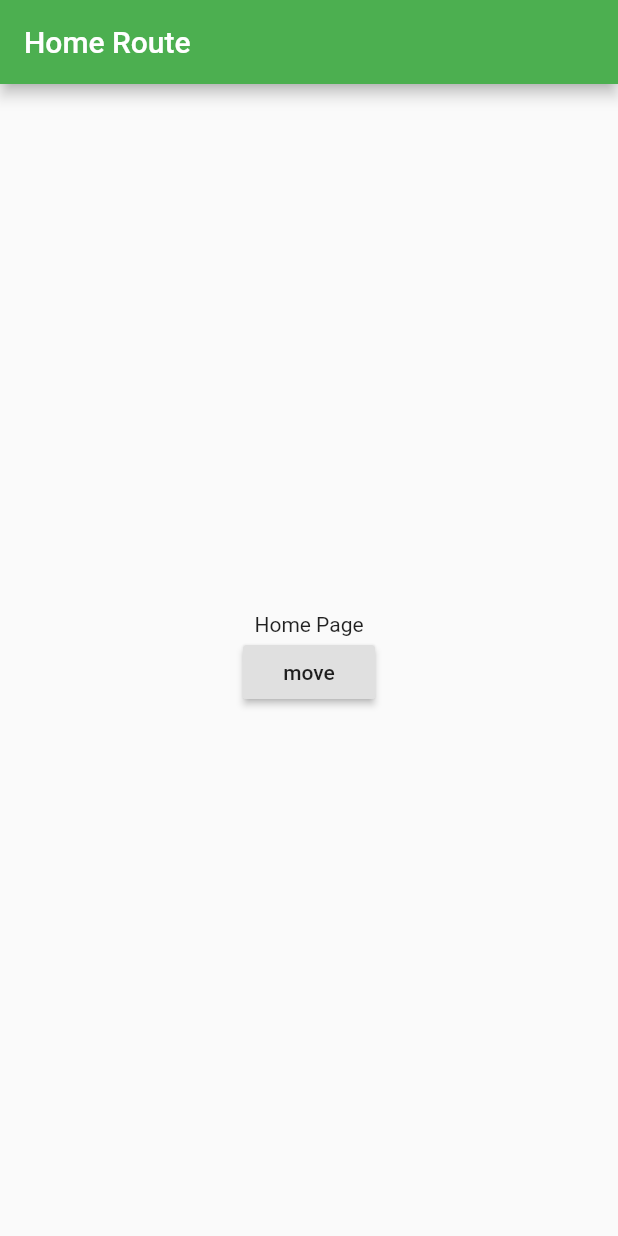
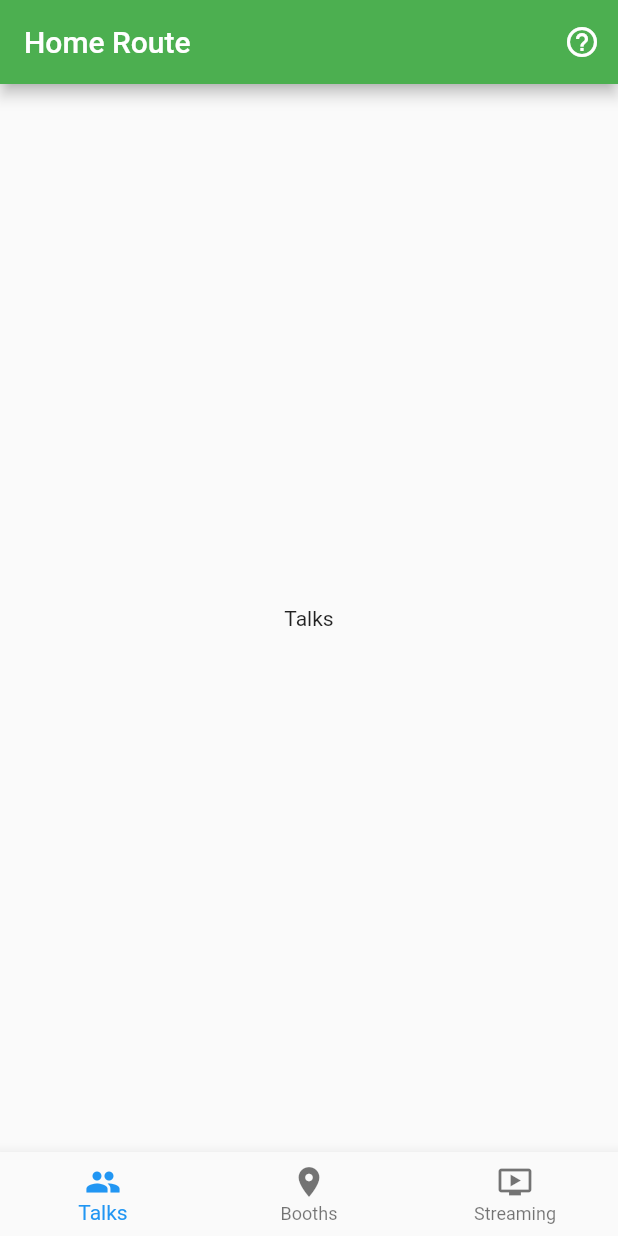
Before and after one commit to rc8marcelo/flutter_basics_2, a Flutter app: the screen it shows after launch, on a phone screen of 412 x 824 dp. Run offline on Flutter 3.47's test engine with Material 2 defaults, Android fonts, the phone set to English and light mode, and no system bars.

Commit message:
Completed end product

```diff
--- a/end/session_02/lib/screens/home_screen.dart
+++ b/end/session_02/lib/screens/home_screen.dart
@@ -1,24 +1,62 @@
 import 'package:flutter/material.dart';
 
-class HomeScreen extends StatelessWidget {
+class HomeScreen extends StatefulWidget {
+  @override
+  _HomeScreenState createState() => _HomeScreenState();
+}
+
+class _HomeScreenState extends State<HomeScreen> {
+  int _selectedTabItem = 0;
+
+  static const List<Widget> _tabScreens = <Widget>[
+    Text('Talks'),
+    Text('Booths'),
+    Text('Streaming'),
+  ];
+
+  void _onItemTapped(int index) {
+    setState(() {
+      _selectedTabItem = index;
+    });
+  }
+
   @override
   Widget build(BuildContext context) {
     return Scaffold(
       appBar: AppBar(
         title: const Text('Home Route'),
+        actions: <Widget>[trailingActions(context)],
       ),
       body: Container(
         alignment: Alignment.center,
         child: Column(
           mainAxisAlignment: MainAxisAlignment.center,
           children: <Widget>[
-            Text('Home Page'),
-            RaisedButton(
-                child: Text('move'),
-                onPressed: () => Navigator.pushNamed(context, '/about')),
+            _tabScreens.elementAt(_selectedTabItem),
           ],
         ),
       ),
+      bottomNavigationBar: createBottomNav(),
+    );
+  }
+
+  IconButton trailingActions(BuildContext context) {
+    return IconButton(
+      icon: Icon(Icons.help_outline),
+      onPressed: () => Navigator.pushNamed(context, '/about'),
+    );
+  }
+
+  BottomNavigationBar createBottomNav() {
+    return BottomNavigationBar(
+      currentIndex: _selectedTabItem,
+      onTap: _onItemTapped,
+      items: [
+        BottomNavigationBarItem(icon: Icon(Icons.group), title: Text('Talks')),
+        BottomNavigationBarItem(icon: Icon(Icons.place), title: Text('Booths')),
+        BottomNavigationBarItem(
+            icon: Icon(Icons.ondemand_video), title: Text('Streaming')),
+      ],
     );
   }
 }
```
